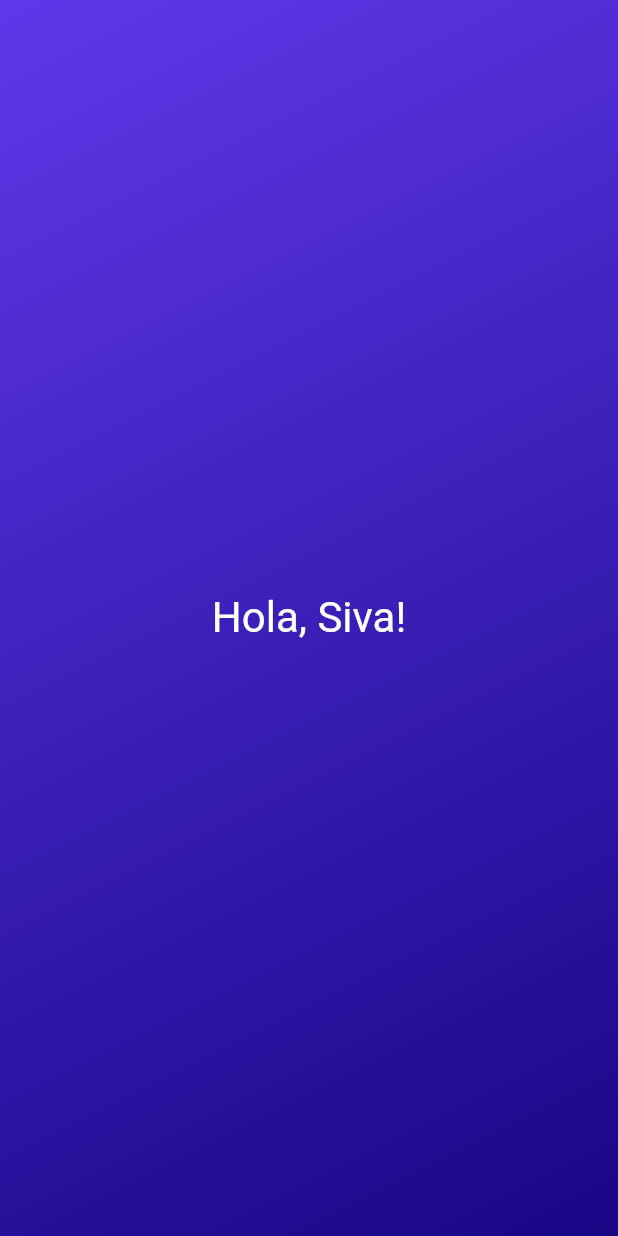
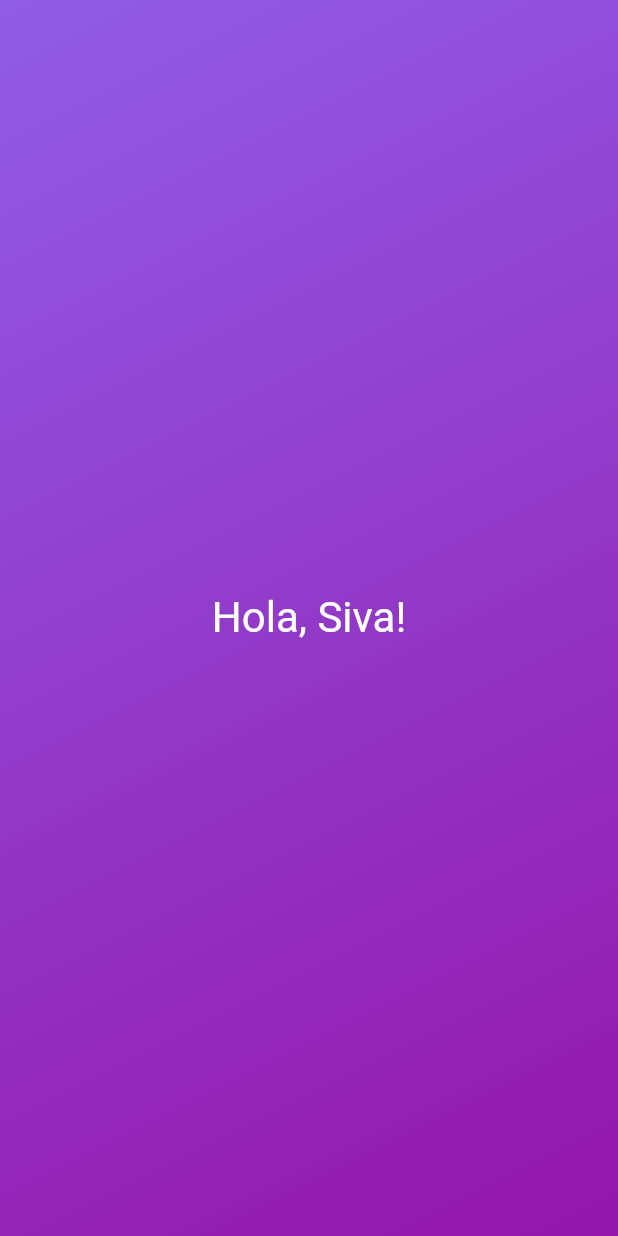
Before and after one commit to siva4github/Flutter, a Flutter app: the screen it shows after launch, on a phone screen of 412 x 824 dp. Run offline on Flutter 3.47's test engine with Material 2 defaults, Android fonts, the phone set to English and light mode, and no system bars.

Commit message:
another way of writing variables

```diff
--- a/first_app/lib/gradient_container.dart
+++ b/first_app/lib/gradient_container.dart
@@ -6,17 +6,17 @@ const endAlignment = Alignment.bottomRight;
 
 class GradientContainer extends StatelessWidget {
   //const GradientContainer({key}) : super(key: key);
-  const GradientContainer({super.key});
+  const GradientContainer(this.color1, this.color2, {super.key});
+
+  final Color color1;
+  final Color color2;
 
   @override
   Widget build(context) {
     return Container(
-      decoration: const BoxDecoration(
+      decoration: BoxDecoration(
         gradient: LinearGradient(
-          colors: [
-            Color.fromARGB(255, 94, 56, 233),
-            Color.fromARGB(255, 25, 6, 133)
-          ],
+          colors: [color1, color2],
           begin: startAlignment,
           end: endAlignment,
         ),
@@ -27,3 +27,27 @@ class GradientContainer extends StatelessWidget {
     );
   }
 }
+
+
+// class GradientContainer extends StatelessWidget {
+//   //const GradientContainer({key}) : super(key: key);
+//   const GradientContainer({super.key, required this.colors});
+
+//   final List<Color> colors;
+
+//   @override
+//   Widget build(context) {
+//     return Container(
+//       decoration: BoxDecoration(
+//         gradient: LinearGradient(
+//           colors: colors,
+//           begin: startAlignment,
+//           end: endAlignment,
+//         ),
+//       ),
+//       child: const Center(
+//         child: StyledText('Hola, Siva!'),
+//       ),
+//     );
+//   }
+// }
--- a/first_app/lib/main.dart
+++ b/first_app/lib/main.dart
@@ -7,7 +7,8 @@ void main() {
   runApp(
     const MaterialApp(
       home: Scaffold(
-        body: GradientContainer(),
+        body: GradientContainer(Color.fromARGB(255, 144, 93, 231),
+            Color.fromARGB(255, 148, 22, 170)),
       ),
     ),
   );
```
